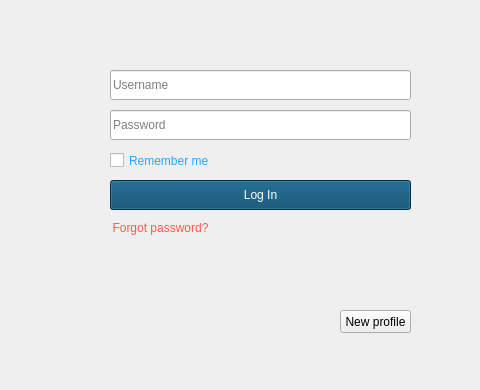
Old version of the form LeonCam/LogIn.ui in the repository kazimierczak-robert/LeonCam; both pictures show x 140 to 620 and y 110 to 500 of the 800 by 500 pixel window.
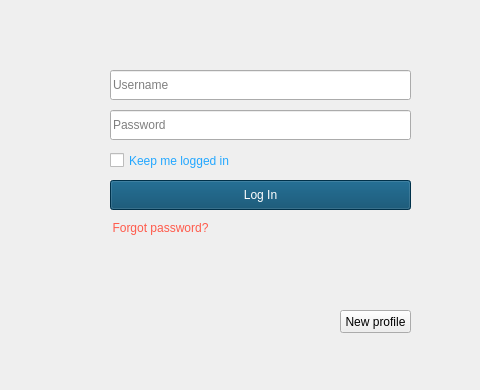
New version of the form. Icons and pictures are not drawn.

Commit message: Zmiana na Keep me logged in

Patch:
```diff
--- a/LeonCam/LogIn.ui
+++ b/LeonCam/LogIn.ui
@@ -111,7 +111,7 @@
      <string>Password</string>
     </property>
    </widget>
-   <widget class="QCheckBox" name="CBRememberMe">
+   <widget class="QCheckBox" name="CBKeepMeLoggedIn">
     <property name="geometry">
      <rect>
       <x>250</x>
@@ -121,15 +121,15 @@
      </rect>
     </property>
     <property name="styleSheet">
-     <string notr="true">#CBRememberMe{color: rgb(35, 167, 255);}
-#CBRememberMe:hover
+     <string notr="true">#CBKeepMeLoggedIn{color: rgb(35, 167, 255);}
+#CBKeepMeLoggedIn:hover
 {
 	
 	color: rgb(89, 178, 255);
 }</string>
     </property>
     <property name="text">
-     <string>Remember me</string>
+     <string>Keep me logged in</string>
     </property>
    </widget>
    <widget class="QPushButton" name="PBLogIn">
```
The commit also changes 1 other file.
